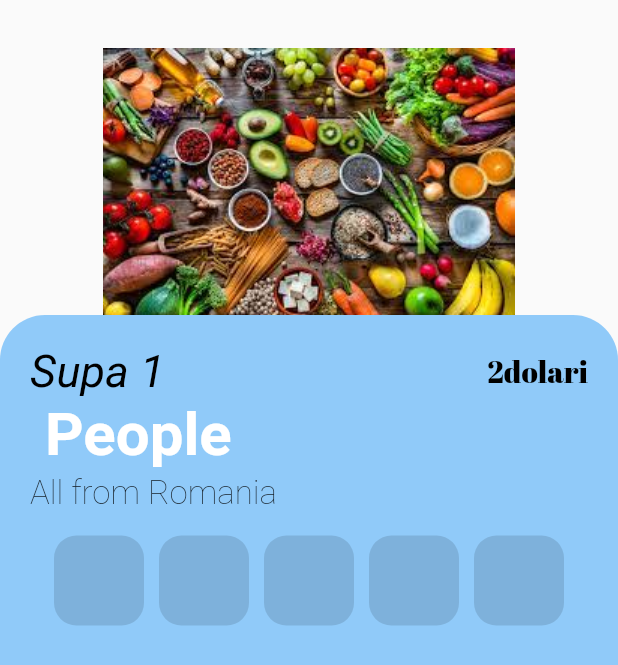
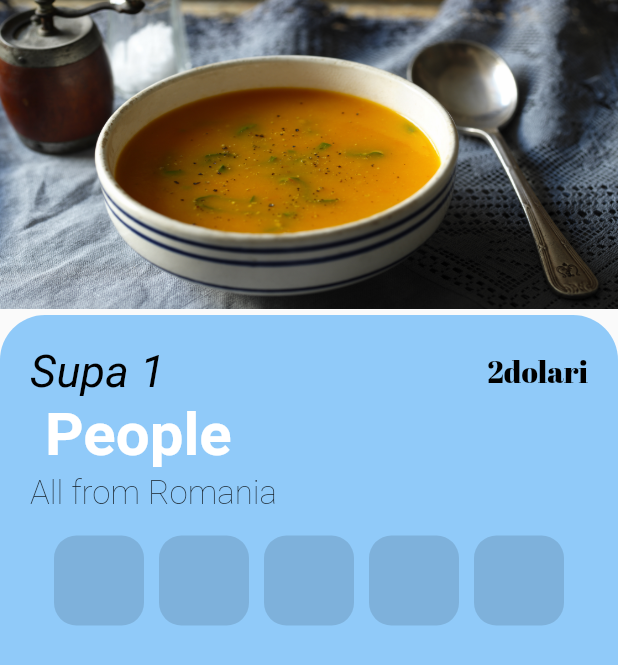
Before and after one commit to mobileapp234/Atestat, a Flutter app: the Menu widget shown alone on an empty page, opened directly, after a tap on "Supa 1", on a phone screen of 412 x 824 dp. Shown: the top 665 px of the screen. Run offline on Flutter 3.47's test engine with Material 2 defaults, Android fonts, the phone set to English and light mode, and no system bars; our stand-ins replace auto_size_text, curved_navigation_bar, firebase_auth, firebase_core, google_fonts, google_sign_in; accounts and stored records are empty; network calls fail; Roboto replaces fonts that are missing (Actor).

Commit message:
app work

```diff
--- a/lib/MainPages/home_page.dart
+++ b/lib/MainPages/home_page.dart
@@ -188,7 +188,7 @@ class _HomePageState extends State<HomePage> with TickerProviderStateMixin {
                                     style: TextStyle(
                                         fontFamily: "SourceSansPro-Italic.ttf",
                                         fontWeight: FontWeight.w400,
-                                        fontSize: 30),
+                                        fontSize: 25),
                                   ),
                                 ),
                               ),
--- a/lib/Widgets/food_page.dart
+++ b/lib/Widgets/food_page.dart
@@ -1,6 +1,9 @@
 import 'package:flutter/material.dart';
 import 'package:google_fonts/google_fonts.dart';
 import 'package:mobile_app/Globals_Variables.dart' as ind;
+import 'package:mobile_app/Widgets/menu1.dart';
+import 'package:mobile_app/Widgets/menu2.dart';
+import 'package:mobile_app/Widgets/menu3.dart';
 
 import 'menu.dart';
 
@@ -26,39 +29,21 @@ class FoodPageState extends State<FoodPage> {
                 height: MediaQuery.of(context).size.height * 1.5,
               )),
               Positioned(
-                  child: SizedBox(
+                  child: Container(
                 width: MediaQuery.of(context).size.width * 1,
-                height: MediaQuery.of(context).size.height * 0.3,
-                child: PageView(
-                  controller: _pageController,
-                  scrollDirection: Axis.horizontal,
-                  children: [
-                    Container(
-                      width: MediaQuery.of(context).size.width * 1,
-                      height: MediaQuery.of(context).size.height * 0.6,
-                      decoration: const BoxDecoration(
-                          image: DecorationImage(
-                              image: AssetImage("assets/images/download.jpg"))),
-                    ),
-                    Container(
-                      width: MediaQuery.of(context).size.width * 0.8,
-                      height: MediaQuery.of(context).size.height * 0.6,
-                      decoration: const BoxDecoration(
-                          image: DecorationImage(
-                              image: AssetImage(
-                                  "assets/images/Catalog-Kaufland-6-mai-12-mai-2020.jpg"))),
-                    ),
-                    Container(
-                      width: MediaQuery.of(context).size.width * 0.8,
-                      height: MediaQuery.of(context).size.height * 0.6,
-                      decoration: const BoxDecoration(
-                          image: DecorationImage(
-                              image: AssetImage(
-                                  "assets/images/tomatosoup_13560_16x9.jpg"),
-                              fit: BoxFit.fill)),
-                    )
-                  ],
-                ),
+                height: MediaQuery.of(context).size.height * 0.25,
+                decoration: BoxDecoration(
+                    image: DecorationImage(
+                        image: ind.course_index == 0
+                            ? AssetImage(image[ind.food])
+                            : ind.course_index == 1
+                                ? AssetImage(image1[ind.food])
+                                : ind.course_index == 2
+                                    ? AssetImage(image2[ind.food])
+                                    : ind.course_index == 3
+                                        ? AssetImage(image3[ind.food])
+                                        : AssetImage(""),
+                        fit: BoxFit.fill)),
               )),
               Positioned(
                   top: 210,
@@ -81,7 +66,16 @@ class FoodPageState extends State<FoodPage> {
                                 mainAxisAlignment:
                                     MainAxisAlignment.spaceBetween,
                                 children: [
-                                  Text(name[ind.food],
+                                  Text(
+                                      (ind.course_index == 0
+                                          ? name[ind.food]
+                                          : ind.course_index == 1
+                                              ? name1[ind.food]
+                                              : ind.course_index == 2
+                                                  ? name2[ind.food]
+                                                  : ind.course_index == 3
+                                                      ? name3[ind.food]
+                                                      : ""),
                                       style: GoogleFonts.actor(
                                         fontSize: 30,
                                         color: Colors.black,
--- a/lib/Widgets/menu.dart
+++ b/lib/Widgets/menu.dart
@@ -10,7 +10,7 @@ class Menu extends StatefulWidget {
   State<Menu> createState() => _MenuState();
 }
 
-List<String> imagini = [
+List<String> image = [
   "assets/images/tomatosoup_13560_16x9.jpg",
   "assets/images/soupes1.jpg",
   "assets/images/Soupes2.jpg",
@@ -19,12 +19,12 @@ List<String> imagini = [
   "assets/images/Soupes5.jpg",
 ];
 List<String> name = [
-  "0",
   "Supa 1",
   "Supa 2",
   "Supa 3",
   "Supa 4",
   "Supa 5",
+  "Supa 6"
 ];
 List<int> pret = [
   12,
@@ -42,7 +42,7 @@ class _MenuState extends State<Menu> {
   Widget build(BuildContext context) {
     return SizedBox(
         width: MediaQuery.of(context).size.width * 1,
-        height: MediaQuery.of(context).size.height * 0.75,
+        height: MediaQuery.of(context).size.height * 0.8,
         child: ListView.builder(
             itemCount: 3,
             itemBuilder: (BuildContext ctxt, i) {
@@ -59,6 +59,7 @@ class _MenuState extends State<Menu> {
                         onTap: () {
                           setState(() {
                             ind.food = i;
+                            ind.course_index = 0;
                           });
                           Navigator.of(context).push(MaterialPageRoute(
                               builder: (context) => const FoodPage()));
@@ -84,7 +85,7 @@ class _MenuState extends State<Menu> {
                                 height: 120,
                                 decoration: BoxDecoration(
                                     image: DecorationImage(
-                                        image: AssetImage(imagini[i]),
+                                        image: AssetImage(image[i]),
                                         fit: BoxFit.cover),
                                     borderRadius: BorderRadius.circular(10)),
                               ),
@@ -121,6 +122,7 @@ class _MenuState extends State<Menu> {
                         onTap: () {
                           setState(() {
                             ind.food = i + 1;
+                            ind.course_index = 0;
                           });
                           Navigator.of(context).push(MaterialPageRoute(
                               builder: (context) => const FoodPage()));
@@ -146,7 +148,7 @@ class _MenuState extends State<Menu> {
                                 height: 120,
                                 decoration: BoxDecoration(
                                     image: DecorationImage(
-                                        image: AssetImage(imagini[i + 1]),
+                                        image: AssetImage(image[i + 1]),
                                         fit: BoxFit.cover),
                                     borderRadius: BorderRadius.circular(10)),
                               ),
@@ -181,7 +183,7 @@ class _MenuState extends State<Menu> {
                       const SizedBox(height: 20),
                     ],
                   ),
-                  SizedBox(height: MediaQuery.of(context).size.height * 0.05)
+                  SizedBox(height: MediaQuery.of(context).size.height * 0.02)
                 ],
               );
             }));
```
Also changed, not shown: lib/MainPages/setings_page.dart (+20 -5 lines), lib/Widgets/menu1.dart (+45 -18 lines), lib/Widgets/menu2.dart (+35 -9 lines), lib/Widgets/menu3.dart (+35 -9 lines).
